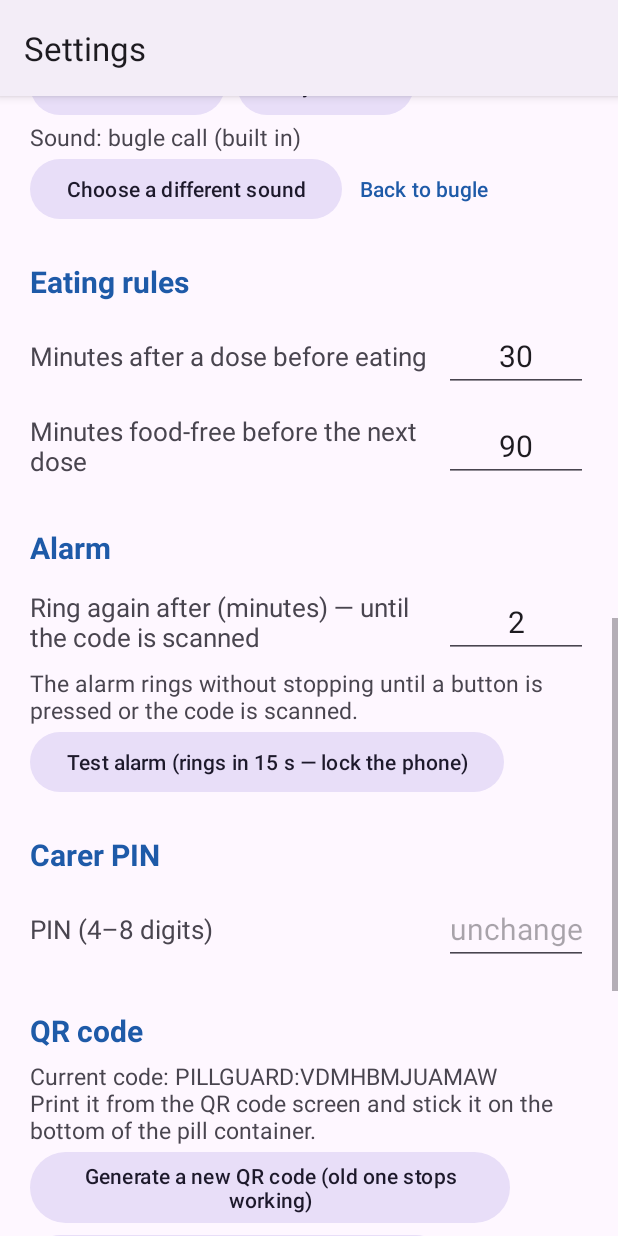
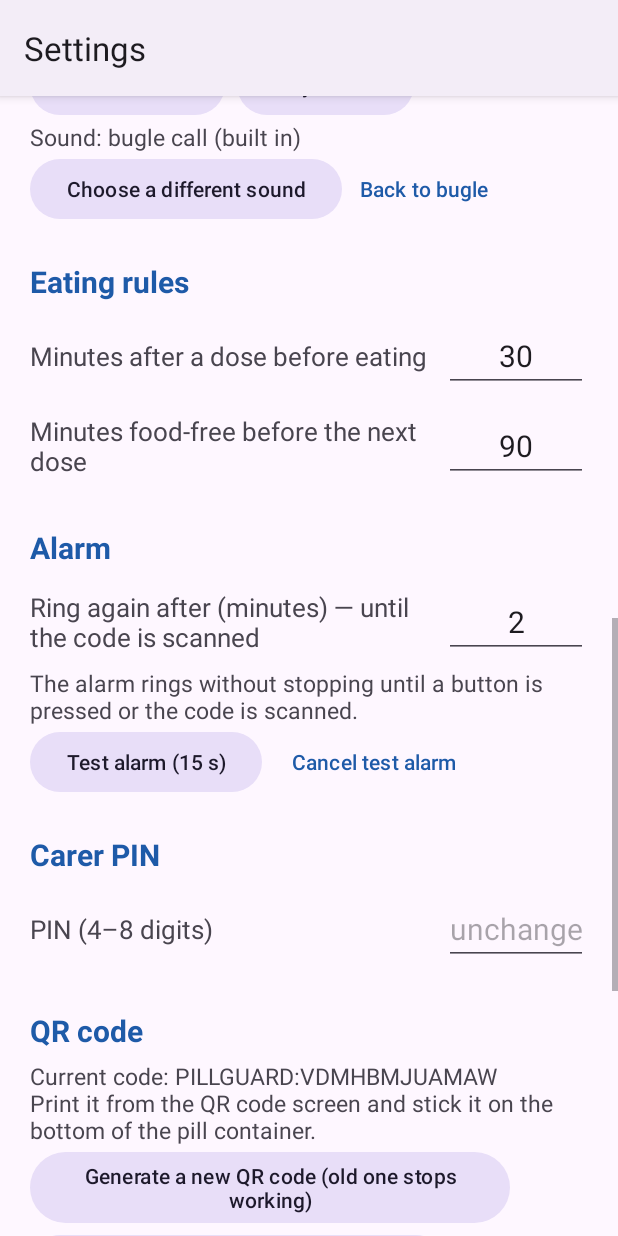
Before and after one commit to GorimJ/pillguard, an Android app: the SettingsActivity screen opened directly, with no data from a screen before it, scrolled down 1064 dp, on a phone screen of 412 x 824 dp. Run offline under Robolectric (Android 15) with nearby library versions, the phone set to English and light mode, and no system bars; libraries missing offline, so code that uses them is left out: com.journeyapps.barcodescanner.

Commit message:
Cancel-test button; carer alert at 15 min; ntfy note on every confirmation
Co-Authored-By: Claude Fable 5.1 <noreply@anthropic.com>
Claude-Session: https://claude.ai/code/session_014HPtAf1VEiiX1XL8wMHiMd

```diff
--- a/app/build.gradle.kts
+++ b/app/build.gradle.kts
@@ -11,8 +11,8 @@ android {
         applicationId = "uk.gorim.pillguard"
         minSdk = 26
         targetSdk = 35
-        versionCode = 10
-        versionName = "0.5.2"
+        versionCode = 11
+        versionName = "0.5.3"
     }
 
     signingConfigs {
--- a/app/src/main/java/uk/gorim/pillguard/MainActivity.kt
+++ b/app/src/main/java/uk/gorim/pillguard/MainActivity.kt
@@ -37,6 +37,10 @@ class MainActivity : AppCompatActivity() {
         if (result.contents == null) return@registerForActivityResult
         val store = Store.get(this)
         if (!store.matchesQr(result.contents)) { Ui.toast(this, "That's not the medication QR code."); return@registerForActivityResult }
+        if (AlarmService.ringingKey == AlarmScheduler.TEST_KEY) {
+            AlarmScheduler.cancelTest(this)
+            Ui.toast(this, "Test alarm cleared."); return@registerForActivityResult
+        }
         val now = System.currentTimeMillis()
         val e = store.engine()
         val due = e.dueDose(now)
@@ -66,6 +70,7 @@ class MainActivity : AppCompatActivity() {
         super.onCreate(savedInstanceState)
         setContentView(R.layout.activity_main)
         Notifications.ensureChannels(this)
+        Store.get(this).migrate()
 
         findViewById<Button>(R.id.btnAte).setOnClickListener { askMealTime() }
         findViewById<Button>(R.id.btnScanNow).setOnClickListener {
--- a/app/src/main/java/uk/gorim/pillguard/Model.kt
+++ b/app/src/main/java/uk/gorim/pillguard/Model.kt
@@ -92,7 +92,7 @@ data class Settings(
             qrSecret = secret,
             alertsEnabled = false,
             alertTopic = "",
-            alertAfterMin = 30,
+            alertAfterMin = 15,
             mealsEnabled = true,
             meals = DEFAULT_MEALS,
             mealSoundUri = "",
@@ -114,7 +114,7 @@ data class Settings(
                 qrSecret = o.optString("qrSecret", secretIfMissing).ifEmpty { secretIfMissing },
                 alertsEnabled = o.optBoolean("alertsEnabled", false),
                 alertTopic = o.optString("alertTopic", ""),
-                alertAfterMin = o.optInt("alertAfterMin", 30),
+                alertAfterMin = o.optInt("alertAfterMin", 15),
                 mealsEnabled = o.optBoolean("mealsEnabled", true),
                 meals = o.optJSONArray("meals")?.let { a ->
                     (0 until a.length()).map { MealTime.fromJson(a.getJSONObject(it)) }.sortedBy { it.minuteOfDay }
--- a/app/src/main/java/uk/gorim/pillguard/SettingsActivity.kt
+++ b/app/src/main/java/uk/gorim/pillguard/SettingsActivity.kt
@@ -68,6 +68,10 @@ class SettingsActivity : AppCompatActivity() {
         findViewById<Button>(R.id.btnTestAlarm).setOnClickListener {
             AlarmScheduler.scheduleTest(this, 15_000)
             Ui.toast(this, "Test alarm in 15 seconds. Lock the phone now.")
+        }
+        findViewById<Button>(R.id.btnCancelTest).setOnClickListener {
+            AlarmScheduler.cancelTest(this)
+            Ui.toast(this, "Test alarm cancelled.")
         }
         findViewById<Button>(R.id.btnNewQr).setOnClickListener {
             AlertDialog.Builder(this)
--- a/app/src/main/res/layout/activity_settings.xml
+++ b/app/src/main/res/layout/activity_settings.xml
@@ -124,13 +124,26 @@
             android:layout_height="wrap_content"
             android:textSize="15sp"
             android:text="The alarm rings without stopping until a button is pressed or the code is scanned." />
-        <Button
-            android:id="@+id/btnTestAlarm"
-            style="@style/Widget.Material3.Button.TonalButton"
-            android:layout_width="wrap_content"
+        <LinearLayout
+            android:layout_width="match_parent"
             android:layout_height="wrap_content"
-            android:textAllCaps="false"
-            android:text="Test alarm (rings in 15 s — lock the phone)" />
+            android:orientation="horizontal">
+            <Button
+                android:id="@+id/btnTestAlarm"
+                style="@style/Widget.Material3.Button.TonalButton"
+                android:layout_width="wrap_content"
+                android:layout_height="wrap_content"
+                android:textAllCaps="false"
+                android:text="Test alarm (15 s)" />
+            <Button
+                android:id="@+id/btnCancelTest"
+                style="@style/Widget.Material3.Button.TextButton"
+                android:layout_width="wrap_content"
+                android:layout_height="wrap_content"
+                android:layout_marginStart="8dp"
+                android:textAllCaps="false"
+                android:text="Cancel test alarm" />
+        </LinearLayout>
 
         <TextView style="@style/SettingsHeader" android:text="Carer PIN" />
         <LinearLayout style="@style/SettingsRow">
```
Also changed, not shown: app/src/main/java/uk/gorim/pillguard/AlarmScheduler.kt (+9 -0 lines), app/src/main/java/uk/gorim/pillguard/Alerts.kt (+11 -5 lines), app/src/main/java/uk/gorim/pillguard/Store.kt (+9 -0 lines).
